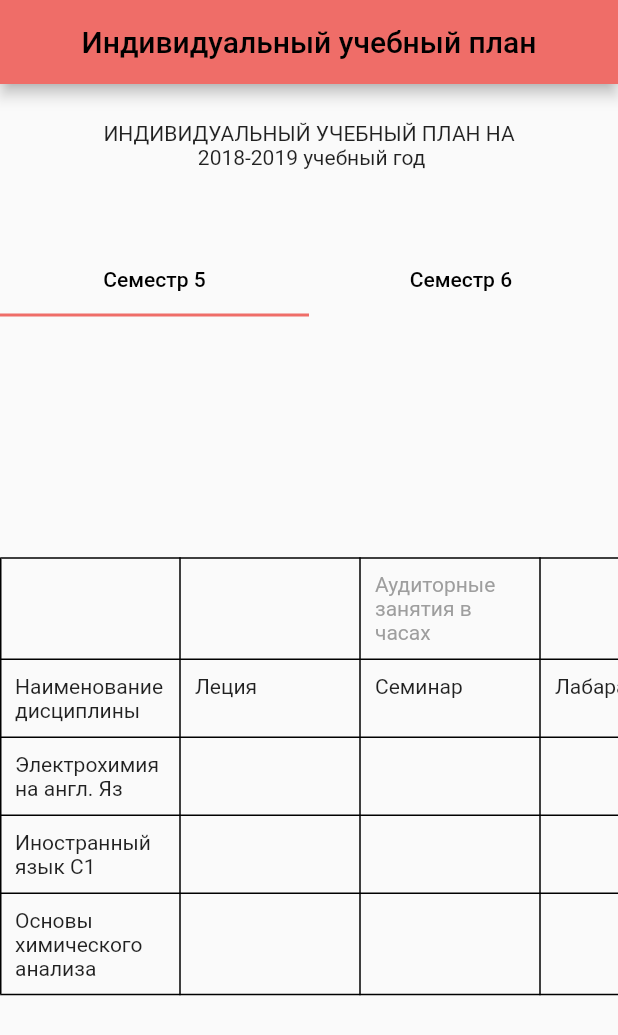
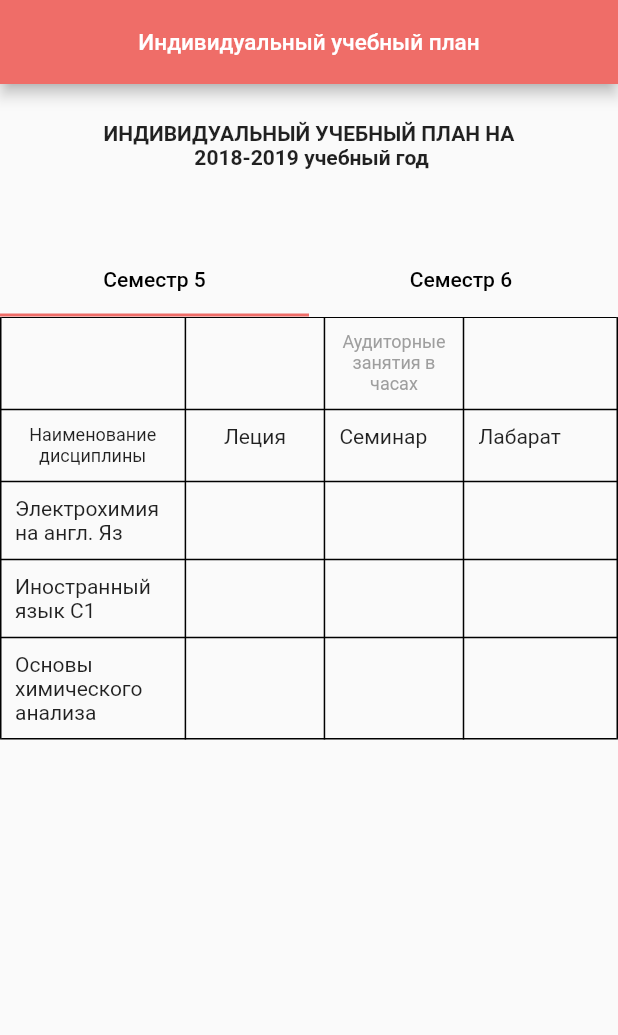
Before and after one commit to GamalSher/Individual-Plan-app, a Flutter app: the screen it shows after launch, on a phone screen of 412 x 824 dp. Shown: the top 1035 px of the screen. Run offline on Flutter 3.47's test engine with Material 2 defaults, Android fonts, the phone set to English and light mode, and no system bars.

Commit message:
Таблица

```diff
--- a/project_study/lib/homepage.dart
+++ b/project_study/lib/homepage.dart
@@ -32,7 +32,7 @@ class _HomePageState extends State<HomePage> {
             centerTitle: true,
             title: const Text(
               "Индивидуальный учебный план",
-              style: TextStyle(color: Colors.black),
+              style: TextStyle(color: Colors.white, fontSize: 15),
             ),
           ),
           body: Column(
@@ -41,6 +41,7 @@ class _HomePageState extends State<HomePage> {
               Text(
                 'ИНДИВИДУАЛЬНЫЙ УЧЕБНЫЙ ПЛАН НА \n ${_items[0]['AcademicYear']}',
                 textAlign: TextAlign.center,
+                style: const TextStyle(fontWeight: FontWeight.bold),
               ),
               const Padding(padding: EdgeInsets.only(bottom: 50)),
               TabBar(tabs: [
--- a/project_study/lib/semestr.dart
+++ b/project_study/lib/semestr.dart
@@ -34,7 +34,8 @@ class _Semestr extends State<Semestr> {
         padding: EdgeInsets.all(10.0),
         child: Text(
           "Аудиторные занятия в часах",
-          style: TextStyle(color: Colors.grey),
+          style: TextStyle(color: Colors.grey, fontSize: 12),
+          textAlign: TextAlign.center,
         ),
       ),
       Padding(
@@ -44,11 +45,18 @@ class _Semestr extends State<Semestr> {
     TableRow tableRowsecondary = const TableRow(children: <Widget>[
       Padding(
         padding: EdgeInsets.all(10.0),
-        child: Text("Наименование дисциплины"),
+        child: Text(
+          "Наименование дисциплины",
+          style: TextStyle(fontSize: 12),
+          textAlign: TextAlign.center,
+        ),
       ),
       Padding(
         padding: EdgeInsets.all(10.0),
-        child: Text("Леция"),
+        child: Text(
+          "Леция",
+          textAlign: TextAlign.center,
+        ),
       ),
       Padding(
         padding: EdgeInsets.all(10.0),
@@ -109,9 +117,14 @@ class _Semestr extends State<Semestr> {
     ]);
 
     return Scaffold(
-      body: Center(
-          child: Table(
-              defaultColumnWidth: const FixedColumnWidth(120.0),
+      body: Column(children: [
+        Table(
+            columnWidths: const {
+              0: FractionColumnWidth(0.3),
+              1: FractionColumnWidth(0.225),
+              2: FractionColumnWidth(0.225),
+              3: FractionColumnWidth(0.25)
+            },
             border: TableBorder.all(),
             children: <TableRow>[
               tableRow,
@@ -119,7 +132,8 @@ class _Semestr extends State<Semestr> {
               tableRow3,
               tableRow4,
               tableRow5
-          ])),
+            ])
+      ]),
     );
   }
 }
```
Lines whose indentation alone changed are shown as unchanged.
